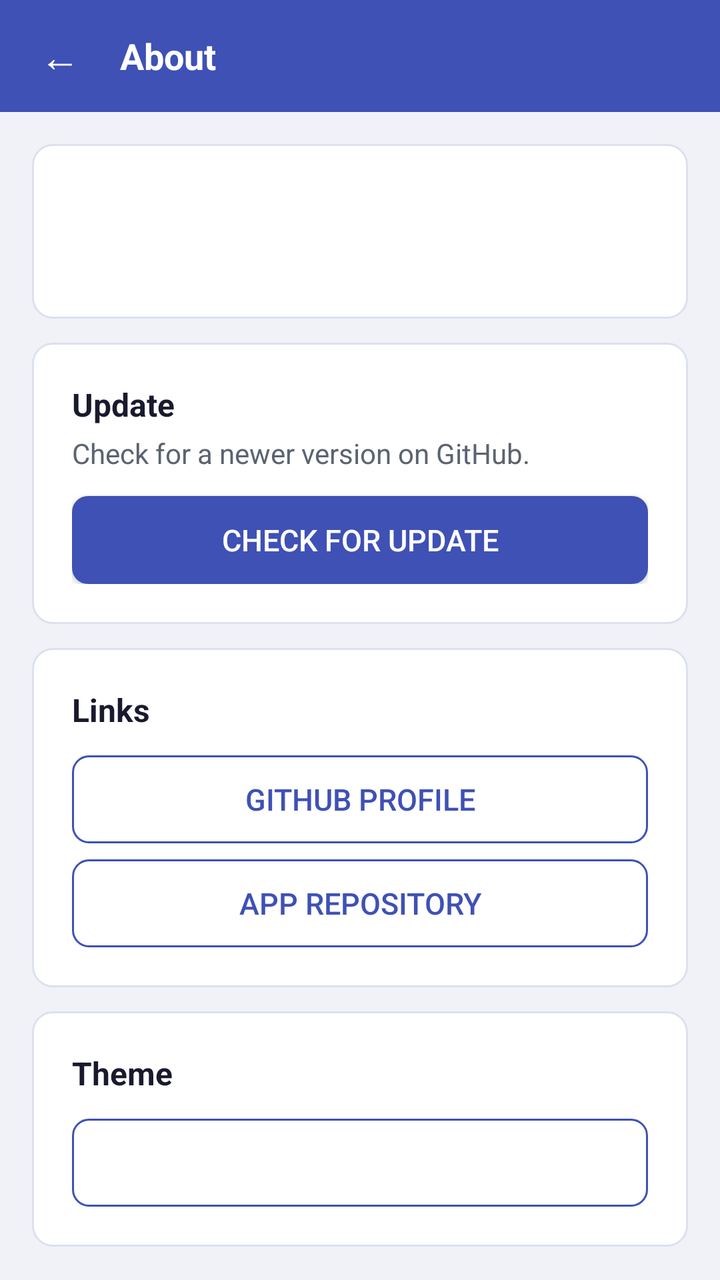
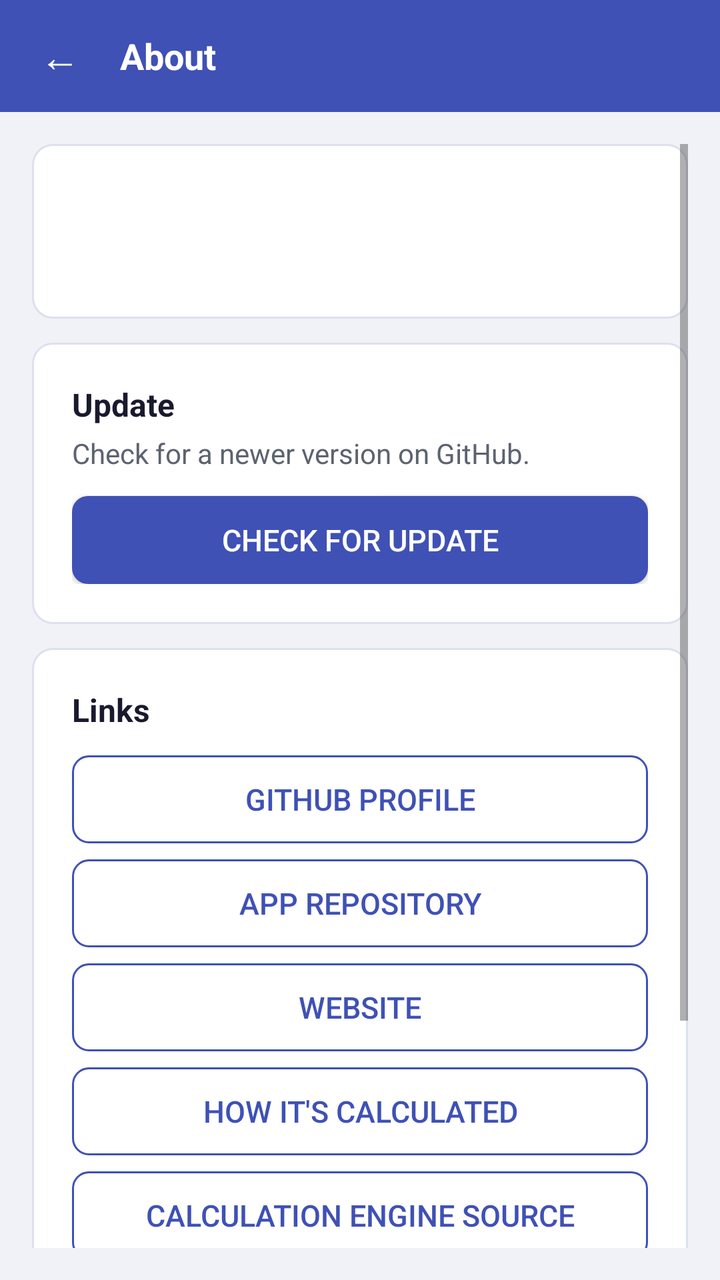

Screens rendered from an Android XML layout before and after an edit, with the pre-edit source and the edit as a unified diff.
<!-- AndroidManifest.xml: application theme AppTheme -->
<!-- res/layout/activity_info.xml -->
<?xml version="1.0" encoding="utf-8"?>
<LinearLayout xmlns:android="http://schemas.android.com/apk/res/android"
    android:layout_width="match_parent"
    android:layout_height="match_parent"
    android:orientation="vertical"
    android:background="@color/bg_page">

    
    <LinearLayout
        android:layout_width="match_parent"
        android:layout_height="56dp"
        android:orientation="horizontal"
        android:background="@color/bg_header"
        android:gravity="center_vertical"
        android:paddingLeft="8dp"
        android:paddingRight="16dp">

        <Button
            android:id="@+id/btn_back"
            android:layout_width="44dp"
            android:layout_height="44dp"
            android:text="\u2190"
            android:textSize="20sp"
            android:textColor="@color/text_on_primary"
            android:background="@drawable/btn_header"
            android:focusable="true"
            android:nextFocusDown="@+id/btn_check_update" />

        <TextView
            android:layout_width="0dp"
            android:layout_height="wrap_content"
            android:layout_weight="1"
            android:text="@string/info_title"
            android:textColor="@color/text_on_primary"
            android:textSize="18sp"
            android:textStyle="bold"
            android:layout_marginLeft="8dp" />
    </LinearLayout>

    <ScrollView
        android:layout_width="match_parent"
        android:layout_height="match_parent"
        android:padding="16dp">

        <LinearLayout
            android:layout_width="match_parent"
            android:layout_height="wrap_content"
            android:orientation="vertical">

            
            <LinearLayout
                android:layout_width="match_parent"
                android:layout_height="wrap_content"
                android:orientation="vertical"
                android:background="@drawable/card_bg"
                android:padding="20dp"
                android:layout_marginBottom="12dp">

                <TextView
                    android:id="@+id/info_app_name"
                    android:layout_width="match_parent"
                    android:layout_height="wrap_content"
                    android:textColor="@color/text_primary"
                    android:textSize="18sp"
                    android:textStyle="bold" />

                <TextView
                    android:id="@+id/info_version"
                    android:layout_width="match_parent"
                    android:layout_height="wrap_content"
                    android:textColor="@color/text_secondary"
                    android:textSize="14sp"
                    android:layout_marginTop="4dp" />
            </LinearLayout>

            
            <LinearLayout
                android:layout_width="match_parent"
                android:layout_height="wrap_content"
                android:orientation="vertical"
                android:background="@drawable/card_bg"
                android:padding="20dp"
                android:layout_marginBottom="12dp">

                <TextView
                    android:layout_width="match_parent"
                    android:layout_height="wrap_content"
                    android:text="@string/info_update_title"
                    android:textColor="@color/text_primary"
                    android:textSize="16sp"
                    android:textStyle="bold" />

                <TextView
                    android:layout_width="match_parent"
                    android:layout_height="wrap_content"
                    android:text="@string/info_update_body"
                    android:textColor="@color/text_secondary"
                    android:textSize="14sp"
                    android:layout_marginTop="4dp" />

                <Button
                    android:id="@+id/btn_check_update"
                    style="@style/BtnPrimary"
                    android:layout_width="match_parent"
                    android:layout_height="wrap_content"
                    android:text="@string/btn_check_update"
                    android:layout_marginTop="12dp"
                    android:nextFocusUp="@id/btn_back"
                    android:nextFocusDown="@+id/btn_github_profile" />

                <TextView
                    android:id="@+id/update_status"
                    android:layout_width="match_parent"
                    android:layout_height="wrap_content"
                    android:textColor="@color/text_secondary"
                    android:textSize="13sp"
                    android:layout_marginTop="8dp"
                    android:visibility="gone" />
            </LinearLayout>

            
            <LinearLayout
                android:layout_width="match_parent"
                android:layout_height="wrap_content"
                android:orientation="vertical"
                android:background="@drawable/card_bg"
                android:padding="20dp"
                android:layout_marginBottom="12dp">

                <TextView
                    android:layout_width="match_parent"
                    android:layout_height="wrap_content"
                    android:text="@string/info_links_title"
                    android:textColor="@color/text_primary"
                    android:textSize="16sp"
                    android:textStyle="bold" />

                <Button
                    android:id="@+id/btn_github_profile"
                    style="@style/BtnOutline"
                    android:layout_width="match_parent"
                    android:layout_height="wrap_content"
                    android:text="@string/btn_github_profile"
                    android:layout_marginTop="12dp"
                    android:nextFocusUp="@id/btn_check_update"
                    android:nextFocusDown="@+id/btn_app_repo" />

                <Button
                    android:id="@+id/btn_app_repo"
                    style="@style/BtnOutline"
                    android:layout_width="match_parent"
                    android:layout_height="wrap_content"
                    android:text="@string/btn_app_repo"
                    android:layout_marginTop="8dp"
                    android:nextFocusUp="@id/btn_github_profile"
                    android:nextFocusDown="@+id/btn_theme" />
            </LinearLayout>

            
            <LinearLayout
                android:layout_width="match_parent"
                android:layout_height="wrap_content"
                android:orientation="vertical"
                android:background="@drawable/card_bg"
                android:padding="20dp"
                android:layout_marginBottom="12dp">

                <TextView
                    android:layout_width="match_parent"
                    android:layout_height="wrap_content"
                    android:text="@string/info_theme_title"
                    android:textColor="@color/text_primary"
                    android:textSize="16sp"
                    android:textStyle="bold" />

                <Button
                    android:id="@+id/btn_theme"
                    style="@style/BtnOutline"
                    android:layout_width="match_parent"
                    android:layout_height="wrap_content"
                    android:layout_marginTop="12dp"
                    android:nextFocusUp="@id/btn_app_repo" />
            </LinearLayout>
        </LinearLayout>
    </ScrollView>
</LinearLayout>
<!-- resources referenced by this layout -->
<resources>
  <color name="bg_header">#3F51B5</color>
  <color name="bg_page">#F0F2F8</color>
  <color name="text_on_primary">#FFFFFF</color>
  <color name="text_primary">#1A1A2E</color>
  <color name="text_secondary">#5C6370</color>
  <!-- drawable btn_header (drawable) -->
  <?xml version="1.0" encoding="utf-8"?>
  <selector xmlns:android="http://schemas.android.com/apk/res/android">
      <item android:state_focused="true" android:state_pressed="false">
          <shape android:shape="rectangle">
              <solid android:color="#40FFFFFF" />
              <corners android:radius="8dp" />
          </shape>
      </item>
      <item android:state_pressed="true">
          <shape android:shape="rectangle">
              <solid android:color="#60FFFFFF" />
              <corners android:radius="8dp" />
          </shape>
      </item>
      <item>
          <shape android:shape="rectangle">
              <solid android:color="@android:color/transparent" />
              <corners android:radius="8dp" />
          </shape>
      </item>
  </selector>
  <!-- drawable card_bg (drawable) -->
  <?xml version="1.0" encoding="utf-8"?>
  <shape xmlns:android="http://schemas.android.com/apk/res/android"
      android:shape="rectangle">
      <solid android:color="@color/bg_card" />
      <corners android:radius="10dp" />
      <stroke android:width="1dp" android:color="@color/card_border" />
  </shape>
  <string name="btn_app_repo">App Repository</string>
  <string name="btn_check_update">Check for update</string>
  <string name="btn_github_profile">GitHub Profile</string>
  <string name="info_links_title">Links</string>
  <string name="info_theme_title">Theme</string>
  <string name="info_title">About</string>
  <string name="info_update_body">Check for a newer version on GitHub.</string>
  <string name="info_update_title">Update</string>
  <style name="BtnOutline">
          <item name="android:background">@drawable/btn_outline</item>
          <item name="android:textColor">@color/btn_outline_text</item>
          <item name="android:textSize">15sp</item>
          <item name="android:minHeight">44dp</item>
          <item name="android:gravity">center</item>
          <item name="android:focusable">true</item>
          <item name="android:paddingLeft">16dp</item>
          <item name="android:paddingRight">16dp</item>
      </style>
  <style name="BtnPrimary">
          <item name="android:background">@drawable/btn_filled</item>
          <item name="android:textColor">@color/text_on_primary</item>
          <item name="android:textSize">15sp</item>
          <item name="android:minHeight">44dp</item>
          <item name="android:gravity">center</item>
          <item name="android:focusable">true</item>
          <item name="android:paddingLeft">16dp</item>
          <item name="android:paddingRight">16dp</item>
      </style>
  <style name="AppTheme" parent="android:Theme.Material.Light.NoActionBar">
          <item name="android:colorPrimary">@color/primary</item>
          <item name="android:colorPrimaryDark">@color/primary_dark</item>
          <item name="android:colorAccent">@color/accent</item>
          <item name="android:windowBackground">@color/bg_page</item>
      </style>
  <color name="bg_card">#FFFFFF</color>
  <color name="card_border">#DDE0EE</color>
  <color name="btn_outline_text">#3F51B5</color>
  <color name="primary">#3F51B5</color>
  <color name="primary_dark">#303F9F</color>
  <color name="accent">#00BFA5</color>
  <color name="btn_outline_focused_bg">#E8EAF6</color>
  <color name="btn_outline_border">#3F51B5</color>
  <color name="item_pressed_bg">#C5CAF0</color>
  <color name="btn_disabled">#B0B8D8</color>
  <color name="btn_focused">#303F9F</color>
  <color name="btn_pressed">#283593</color>
  <color name="btn_normal">#3F51B5</color>
  <!-- unchanged entries left out for length: 2 -->
</resources>

<!-- the commit's change to res/layout/activity_info.xml (unified diff, before → after) -->
@@ -153,6 +153,36 @@
                     android:text="@string/btn_app_repo"
                     android:layout_marginTop="8dp"
                     android:nextFocusUp="@id/btn_github_profile"
+                    android:nextFocusDown="@+id/btn_website" />
+
+                <Button
+                    android:id="@+id/btn_website"
+                    style="@style/BtnOutline"
+                    android:layout_width="match_parent"
+                    android:layout_height="wrap_content"
+                    android:text="Website"
+                    android:layout_marginTop="8dp"
+                    android:nextFocusUp="@id/btn_app_repo"
+                    android:nextFocusDown="@+id/btn_method" />
+
+                <Button
+                    android:id="@+id/btn_method"
+                    style="@style/BtnOutline"
+                    android:layout_width="match_parent"
+                    android:layout_height="wrap_content"
+                    android:text="How it's calculated"
+                    android:layout_marginTop="8dp"
+                    android:nextFocusUp="@id/btn_website"
+                    android:nextFocusDown="@+id/btn_engine" />
+
+                <Button
+                    android:id="@+id/btn_engine"
+                    style="@style/BtnOutline"
+                    android:layout_width="match_parent"
+                    android:layout_height="wrap_content"
+                    android:text="Calculation engine source"
+                    android:layout_marginTop="8dp"
+                    android:nextFocusUp="@id/btn_method"
                     android:nextFocusDown="@+id/btn_theme" />
             </LinearLayout>
 
@@ -179,7 +209,7 @@
                     android:layout_width="match_parent"
                     android:layout_height="wrap_content"
                     android:layout_marginTop="12dp"
-                    android:nextFocusUp="@id/btn_app_repo" />
+                    android:nextFocusUp="@id/btn_engine" />
             </LinearLayout>
         </LinearLayout>
     </ScrollView>
